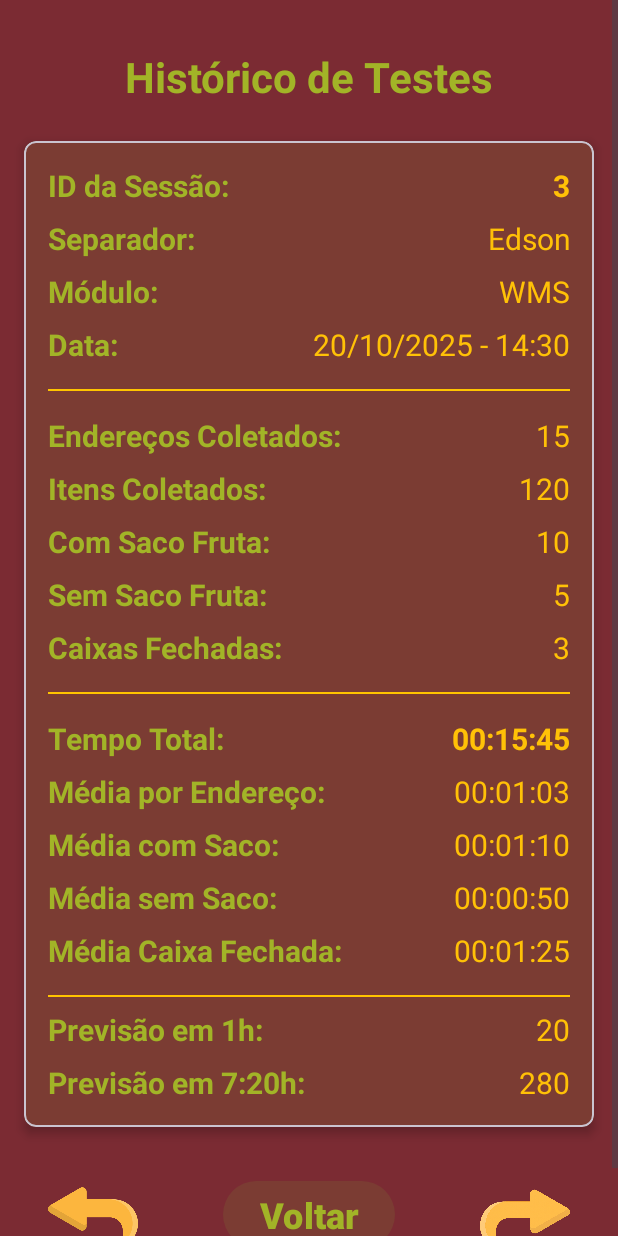
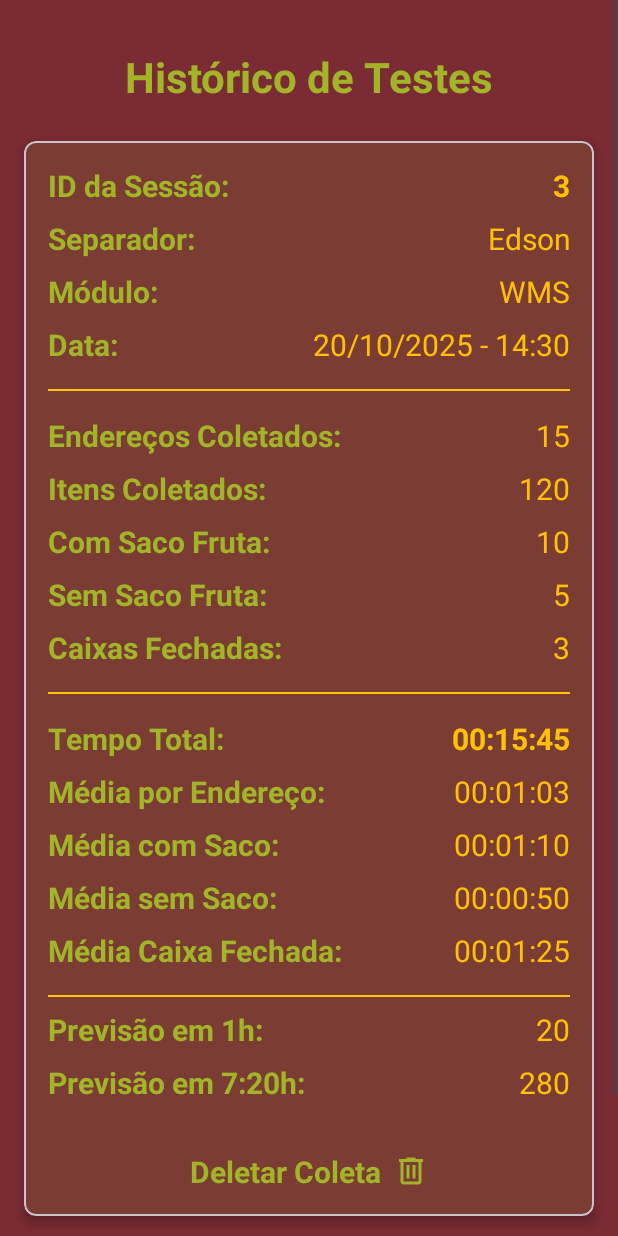
Before and after one commit to EdsJDev/LogiMeta, an Android app: the layout activity_historico_de_testes.xml on its own in the app's theme, with its tools: preview values and no code run, on a phone screen of 412 x 824 dp. Run offline under Robolectric (Android 15) with nearby library versions, the phone set to English and light mode, and no system bars.

Commit message:
Implement delete functionality in history screen

```diff
--- /dev/null
+++ b/app/src/main/res/drawable/delete_data_24.xml
@@ -0,0 +1,5 @@
+<vector xmlns:android="http://schemas.android.com/apk/res/android" android:height="24dp" android:tint="#A2B427" android:viewportHeight="960" android:viewportWidth="960" android:width="24dp">
+
+    <path android:fillColor="@android:color/white" android:pathData="M280,840Q247,840 223.5,816.5Q200,793 200,760L200,240L160,240L160,160L360,160L360,120L600,120L600,160L800,160L800,240L760,240L760,760Q760,793 736.5,816.5Q713,840 680,840L280,840ZM680,240L280,240L280,760Q280,760 280,760Q280,760 280,760L680,760Q680,760 680,760Q680,760 680,760L680,240ZM360,680L440,680L440,320L360,320L360,680ZM520,680L600,680L600,320L520,320L520,680ZM280,240L280,240L280,760Q280,760 280,760Q280,760 280,760L280,760Q280,760 280,760Q280,760 280,760L280,240Z"/>
+
+</vector>
--- a/app/src/main/res/layout/activity_historico_de_testes.xml
+++ b/app/src/main/res/layout/activity_historico_de_testes.xml
@@ -459,6 +459,21 @@
                     app:layout_constraintEnd_toEndOf="parent"
                     tools:text="280" />
 
+                <TextView
+                    android:id="@+id/delete_textView"
+                    android:layout_width="wrap_content"
+                    android:layout_height="wrap_content"
+                    android:layout_marginTop="32dp"
+                    android:drawableEnd="@drawable/delete_data_24"
+                    android:drawablePadding="8dp"
+                    android:text="Deletar Coleta"
+                    android:textColor="#a2b427"
+                    android:textSize="20sp"
+                    android:textStyle="bold"
+                    app:layout_constraintEnd_toEndOf="parent"
+                    app:layout_constraintStart_toStartOf="parent"
+                    app:layout_constraintTop_toBottomOf="@+id/textView102" />
+
             </androidx.constraintlayout.widget.ConstraintLayout>
         </com.google.android.material.card.MaterialCardView>
 
```
Also changed, not shown: app/src/main/java/com/example/logimeta/HistoricoDeTestesActivity.kt (+79 -57 lines).
